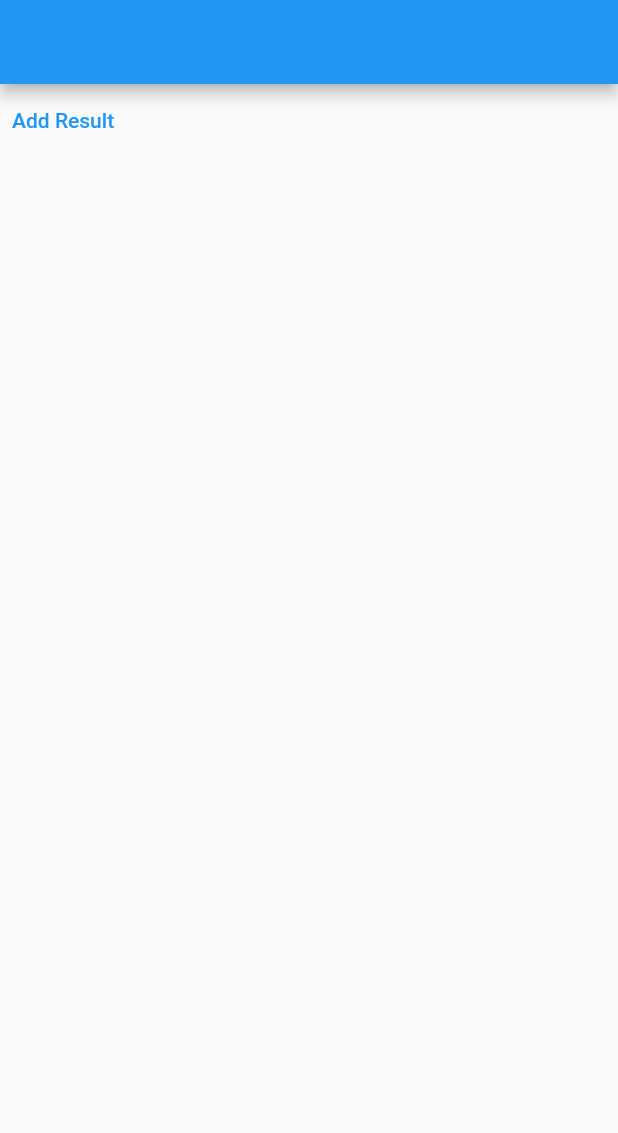
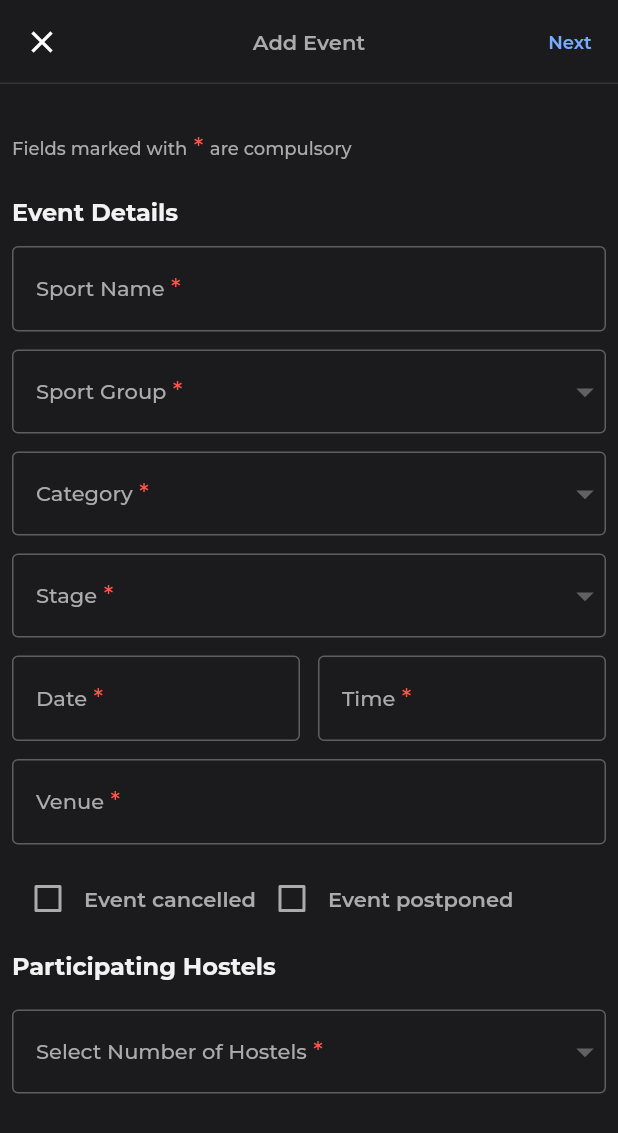
Before and after one commit to swciitg/gc_scoreboard, a Flutter app: the screen it shows after launch, on a phone screen of 412 x 824 dp. Shown: the top 1133 px of the screen. Run offline on Flutter 3.47's test engine with Material 2 defaults, Android fonts, the phone set to English and light mode, and no system bars; our stand-ins replace flutter_mobx, flutter_svg, google_fonts, mobx; generated files the repository leaves out were written again.

Commit message:
Schedule event first commit

```diff
--- /dev/null
+++ b/packages/scoreboard/lib/src/functions/schedule_event/validator.dart
@@ -0,0 +1,7 @@
+String? validateField(String? value) {
+
+  if (value == null || value.isEmpty) {
+    return 'Enter a value';
+  }
+  return null;
+}
--- a/packages/scoreboard/lib/src/screens/home.dart
+++ b/packages/scoreboard/lib/src/screens/home.dart
@@ -2,6 +2,7 @@ import 'package:flutter/material.dart';
 import 'package:provider/provider.dart';
 import 'package:scoreboard/src/models/event_model.dart';
 import 'package:scoreboard/src/screens/add_results_screen.dart';
+import 'package:scoreboard/src/screens/schedule_event/schedule_event.dart';
 import 'package:scoreboard/src/stores/counter.dart';
 
 class ScoreBoardHome extends StatefulWidget {
@@ -14,28 +15,29 @@ class ScoreBoardHome extends StatefulWidget {
 class _ScoreBoardHomeState extends State<ScoreBoardHome> {
   @override
   Widget build(BuildContext context) {
-    return Scaffold(
-      appBar: AppBar(),
-      body: Column(
-        children: [
-          TextButton(
-              onPressed: () {
-                EventModel e = EventModel(
-                    name: "Basketball",
-                    category: "Men",
-                    stage: "Finals",
-                    date: DateTime.now(),
-                    results: []);
-                Navigator.push(
-                    context,
-                    MaterialPageRoute(
-                        builder: (context) => Provider<CounterStore>(
-                            create: (_) => CounterStore(event: e),
-                            child: AddResult())));
-              },
-              child: Text("Add Result"))
-        ],
-      ),
-    );
+    // return Scaffold(
+    //   appBar: AppBar(),
+    //   body: Column(
+    //     children: [
+    //       TextButton(
+    //           onPressed: () {
+    //             EventModel e = EventModel(
+    //                 name: "Basketball",
+    //                 category: "Men",
+    //                 stage: "Finals",
+    //                 date: DateTime.now(),
+    //                 results: []);
+    //             Navigator.push(
+    //                 context,
+    //                 MaterialPageRoute(
+    //                     builder: (context) => Provider<CounterStore>(
+    //                         create: (_) => CounterStore(event: e),
+    //                         child: AddResult())));
+    //           },
+    //           child: Text("Add Result"))
+    //     ],
+    //   ),
+    // );
+    return ScheduleEvent();
   }
 }
--- /dev/null
+++ b/packages/scoreboard/lib/src/screens/schedule_event/schedule_event.dart
@@ -0,0 +1,245 @@
+import 'package:flutter/material.dart';
+import 'package:intl/intl.dart';
+import 'package:scoreboard/src/functions/schedule_event/validator.dart';
+import 'package:scoreboard/src/widgets/schedule_event/drop_down.dart';
+import 'package:scoreboard/src/widgets/schedule_event/text_field.dart';
+import '../../globals/themes.dart';
+
+class ScheduleEvent extends StatefulWidget {
+  const ScheduleEvent({super.key});
+
+  @override
+  State<ScheduleEvent> createState() => _ScheduleEventState();
+}
+
+class _ScheduleEventState extends State<ScheduleEvent> {
+  final TextEditingController _sportName = TextEditingController();
+  final TextEditingController dateInput = TextEditingController();
+  final TextEditingController timeInput = TextEditingController();
+  final List<String> sports = [
+    'Athletics',
+    'Swimming',
+    'Basketball',
+    'Football',
+    'Badminton'
+  ];
+  bool isPostponed = false, isCancelled = false;
+  ValueNotifier<int> hostels = ValueNotifier(0);
+
+  @override
+  void initState() {
+    super.initState();
+    // hostels = (_numberOfHostels.dropDownValue == null)
+    //     ? ValueNotifier(0)
+    //     : ValueNotifier(int.parse(_numberOfHostels.dropDownValue!.name));
+  }
+
+  @override
+  Widget build(BuildContext context) {
+    return Scaffold(
+      backgroundColor: Themes.theme.backgroundColor,
+      appBar: AppBar(
+        elevation: 0,
+        backgroundColor: Themes.theme.backgroundColor,
+        shape: Border(
+          bottom: BorderSide(
+            color: Themes.theme.dividerColor,
+            width: 1,
+          ),
+        ),
+        centerTitle: true,
+        title: Text(
+          'Add Event',
+          style: Themes.theme.textTheme.headline2,
+        ),
+        leading: IconButton(
+          onPressed: () {},
+          icon: const Icon(Icons.close),
+          splashColor: const Color.fromRGBO(118, 172, 255, 0.9),
+          splashRadius: 24,
+        ),
+        actions: [
+          TextButton(
+            onPressed: () {},
+            child: Text(
+              'Next',
+              style: Themes.theme.textTheme.headline3,
+            ),
+          )
+        ],
+      ),
+      body: SingleChildScrollView(
+        child: Container(
+          padding: const EdgeInsets.all(8),
+          width: double.infinity,
+          child: Column(
+            crossAxisAlignment: CrossAxisAlignment.start,
+            children: [
+              Padding(
+                padding: const EdgeInsets.symmetric(vertical: 24),
+                child: RichText(
+                  text: TextSpan(
+                    children: [
+                      TextSpan(
+                        text: 'Fields marked with',
+                        style: Themes.theme.textTheme.headline4,
+                      ),
+                      TextSpan(
+                        text: ' * ',
+                        style: Themes.theme.textTheme.headline5,
+                      ),
+                      TextSpan(
+                        text: 'are compulsory',
+                        style: Themes.theme.textTheme.headline4,
+                      ),
+                    ],
+                  ),
+                ),
+              ),
+              Text(
+                'Event Details',
+                style: Themes.theme.textTheme.headline1,
+              ),
+              const SizedBox(
+                height: 12,
+              ),
+              Form(
+                  child: Column(
+                crossAxisAlignment: CrossAxisAlignment.start,
+                children: [
+                  CustomTextField(
+                      hintText: 'Sport Name',
+                      validator: validateField,
+                      controller: _sportName),
+                  const SizedBox(height: 12),
+                  CustomDropDown(items: sports, hintText: 'Sport Group'),
+                  const SizedBox(height: 12),
+                  CustomDropDown(items: sports, hintText: 'Category'),
+                  const SizedBox(height: 12),
+                  CustomDropDown(items: sports, hintText: 'Stage'),
+                  const SizedBox(height: 12),
+                  Row(
+                    children: [
+                      Expanded(
+                        child: CustomTextField(
+                          hintText: 'Date',
+                          validator: validateField,
+                          controller: dateInput,
+                          onTap: () async {
+                            FocusScope.of(context).requestFocus(FocusNode());
+                            DateTime? pickedDate = await showDatePicker(
+                                context: context,
+                                initialDate: DateTime.now(),
+                                firstDate: DateTime(2000),
+                                //DateTime.now() - not to allow to choose before today.
+                                lastDate: DateTime(2101));
+                            if (pickedDate != null) {
+                              String formattedDate =
+                                  DateFormat('dd-MMM-yyyy').format(pickedDate);
+                              setState(() {
+                                dateInput.text =
+                                    formattedDate; //set output date to TextField value.
+                              });
+                            }
+                          },
+                        ),
+                      ),
+                      const SizedBox(
+                        width: 12,
+                      ),
+                      Expanded(
+                        child: CustomTextField(
+                            hintText: 'Time',
+                            validator: validateField,
+                            controller: timeInput,
+                          onTap: () async{
+                            FocusScope.of(context).requestFocus(FocusNode());
+                            TimeOfDay? pickedTime =  await showTimePicker(
+                              initialTime: TimeOfDay.now(),
+                              context: context, //context of current state
+                            );
+                            if(pickedTime != null ){
+                              if(!mounted) return;
+                              DateTime parsedTime = DateFormat.jm().parse(pickedTime.format(context).toString());
+                              String formattedTime = DateFormat('h:mm a').format(parsedTime);
+                              //DateFormat() is from intl package, you can format the time on any pattern you need.
+                              setState(() {
+                                timeInput.text =
+                                    formattedTime; //set output date to TextField value.
+                              });
+                            }
+                          },
+                        ),
+                      )
+                    ],
+                  ),
+                  const SizedBox(
+                    height: 12,
+                  ),
+                  CustomTextField(
+                      hintText: 'Venue',
+                      validator: validateField,
+                      controller: _sportName),
+                  const SizedBox(
+                    height: 12,
+                  ),
+                  Row(
+                    children: [
+                      Checkbox(
+                        checkColor: Colors.white,
+                        activeColor: Themes.theme.primaryColor,
+                        side: const BorderSide(
+                          color: Color.fromRGBO(171, 171, 175, 1),
+                          width: 2,
+                        ),
+                        value: isCancelled,
+                        onChanged: (bool? value) {
+                          setState(() {
+                            isCancelled = value!;
+                          });
+                        },
+                      ),
+                      Text('Event cancelled',
+                          style: Themes.theme.textTheme.headline2),
+                      Checkbox(
+                        checkColor: Colors.white,
+                        activeColor: Themes.theme.primaryColor,
+                        side: const BorderSide(
+                            color: Color.fromRGBO(171, 171, 175, 1), width: 2),
+                        value: isPostponed,
+                        onChanged: (bool? value) {
+                          setState(() {
+                            isPostponed = value!;
+                          });
+                        },
+                      ),
+                      Text('Event postponed',
+                          style: Themes.theme.textTheme.headline2),
+                    ],
+                  ),
+                  const SizedBox(
+                    height: 12,
+                  ),
+                  Text(
+                    'Participating Hostels',
+                    style: Themes.theme.textTheme.headline1,
+                  ),
+                  const SizedBox(
+                    height: 18,
+                  ),
+                  CustomDropDown(
+                    items: [for (var i = 1; i <= 10; i++) i.toString()],
+                    hintText: 'Select Number of Hostels',
+                  ),
+                  const SizedBox(
+                    height: 12,
+                  ),
+                ],
+              ))
+            ],
+          ),
+        ),
+      ),
+    );
+  }
+}
--- /dev/null
+++ b/packages/scoreboard/lib/src/widgets/schedule_event/drop_down.dart
@@ -0,0 +1,82 @@
+import 'package:flutter/material.dart';
+import 'package:provider/provider.dart';
+import 'package:scoreboard/src/models/nullable_result_model.dart';
+import 'package:scoreboard/src/stores/counter.dart';
+import '../../globals/themes.dart';
+
+
+class CustomDropDown extends StatelessWidget {
+  final List<String> items;
+  final String hintText;
+
+  CustomDropDown({super.key, required this.items, required this.hintText});
+
+  @override
+  Widget build(BuildContext context) {
+    return DropdownButtonFormField(
+      menuMaxHeight: 400,
+      //
+      isExpanded: true,
+      decoration: InputDecoration(
+        label: RichText(
+          text: TextSpan(
+            children: [
+              TextSpan(
+                text: hintText,
+                style: Themes.theme.textTheme.bodyText1,
+              ),
+              TextSpan(
+                text: ' * ',
+                style: Themes.theme.textTheme.headline5,
+              ),
+            ],
+          ),
+        ),
+        labelStyle: Themes.theme.textTheme.bodyText1,
+        contentPadding:
+            const EdgeInsets.symmetric(vertical: 16, horizontal: 16),
+        focusedBorder: OutlineInputBorder(
+          borderSide: BorderSide(color: Themes.theme.focusColor, width: 1),
+          borderRadius: const BorderRadius.all(
+            Radius.circular(4),
+          ),
+        ),
+        enabledBorder: OutlineInputBorder(
+          borderSide: BorderSide(color: Themes.theme.focusColor, width: 1),
+          borderRadius: const BorderRadius.all(
+            Radius.circular(4),
+          ),
+        ),
+        errorBorder: const OutlineInputBorder(
+          borderSide: BorderSide(color: Colors.red, width: 1),
+          borderRadius: BorderRadius.all(
+            Radius.circular(4),
+          ),
+        ),
+        focusedErrorBorder: const OutlineInputBorder(
+          borderSide: BorderSide(color: Colors.red, width: 1),
+          borderRadius: BorderRadius.all(
+            Radius.circular(4),
+          ),
+        ),
+      ),
+      dropdownColor: Themes.theme.backgroundColor,
+      isDense: true,
+      icon: const Icon(
+        Icons.arrow_drop_down,
+        size: 28,
+      ),
+      elevation: 16,
+      style: Themes.theme.textTheme.headline6,
+      onChanged: (String? value) {
+        // This is called when the user selects an item.
+      },
+      items: items.map<DropdownMenuItem<String>>((String value) {
+        return DropdownMenuItem<String>(
+          value: value,
+          child: Text(value),
+        );
+      }).toList(),
+    );
+  }
+}
--- /dev/null
+++ b/packages/scoreboard/lib/src/widgets/schedule_event/text_field.dart
@@ -0,0 +1,79 @@
+import 'package:flutter/material.dart';
+
+import '../../globals/themes.dart';
+
+
+class CustomTextField extends StatefulWidget {
+  final String hintText;
+  final String? Function(String?)? validator;
+  final TextEditingController controller;
+  final void Function()? onTap;
+
+
+  CustomTextField({
+    required this.hintText,
+    required this.validator,
+    required this.controller,
+    this.onTap
+
+  });
+
+  @override
+  State<CustomTextField> createState() => _CustomTextFieldState();
+}
+
+class _CustomTextFieldState extends State<CustomTextField> {
+  @override
+  Widget build(BuildContext context) {
+    return TextFormField(
+      style: Themes.theme.textTheme.headline6?.copyWith(color: Colors.white),
+      validator: widget.validator,
+      controller: widget.controller,
+      cursorColor: Themes.theme.primaryColor,
+      onTap: widget.onTap,
+      decoration: InputDecoration(
+        label:RichText(
+          text: TextSpan(
+            children: [
+              TextSpan(
+                text: widget.hintText,
+                style: Themes.theme.textTheme.bodyText1,
+              ),
+              TextSpan(
+                text: ' * ',
+                style: Themes.theme.textTheme.headline5,
+              ),
+            ],
+          ),
+        ),
+        labelStyle:Themes.theme.textTheme.bodyText1 ,
+        contentPadding:
+        const EdgeInsets.symmetric(vertical: 20, horizontal: 16),
+        focusedBorder: OutlineInputBorder(
+          borderSide: BorderSide(color: Themes.theme.focusColor, width: 1),
+          borderRadius: const BorderRadius.all(
+            Radius.circular(4),
+          ),
+        ),
+        enabledBorder: OutlineInputBorder(
+          borderSide: BorderSide(color: Themes.theme.focusColor, width: 1),
+          borderRadius: const BorderRadius.all(
+            Radius.circular(4),
+          ),
+        ),
+        errorBorder: const OutlineInputBorder(
+          borderSide: BorderSide(color: Colors.red, width: 1),
+          borderRadius: BorderRadius.all(
+            Radius.circular(4),
+          ),
+        ),
+        focusedErrorBorder: const OutlineInputBorder(
+          borderSide: BorderSide(color: Colors.red, width: 1),
+          borderRadius: BorderRadius.all(
+            Radius.circular(4),
+          ),
+        ),
+      ),
+    );
+  }
+}
--- a/packages/scoreboard/pubspec.yaml
+++ b/packages/scoreboard/pubspec.yaml
@@ -18,6 +18,9 @@ dependencies:
   google_fonts: ^3.0.1
   flutter_svg: ^1.1.6
   provider: ^6.0.5
+  intl: ^0.18.0
+  dropdown_textfield: ^1.0.7
+
 
 dev_dependencies:
   flutter_test:
```
